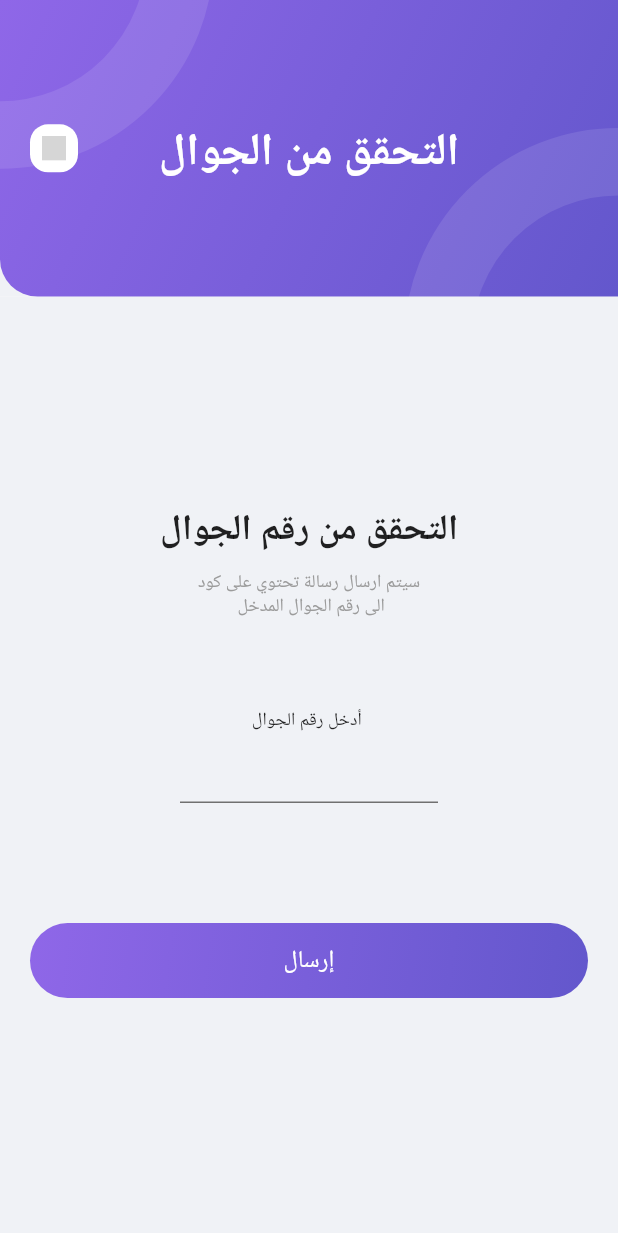
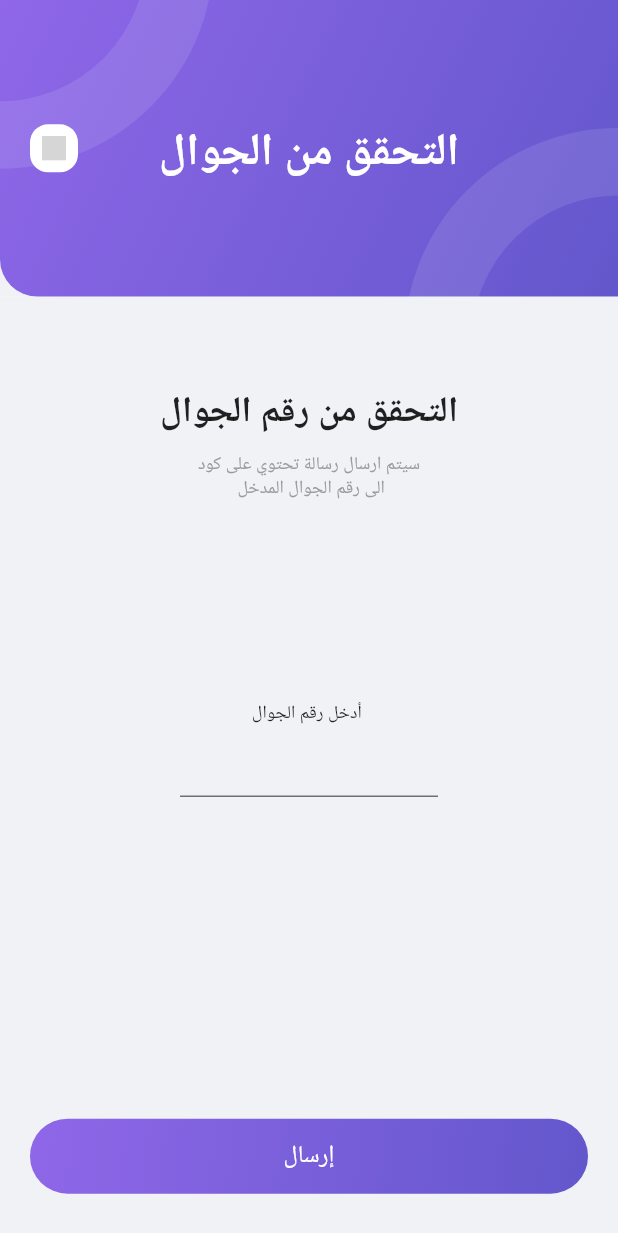
Before and after one commit to mmdissam/Jameia---Flutter, a Flutter app: the screen it shows after launch, after a tap on "سجل الأن", after a tap on "تسجيل", on a phone screen of 412 x 824 dp. Shown: the top 1233 px of the screen. Run offline on Flutter 3.47's test engine with Material 2 defaults, Android fonts, the phone set to English and light mode, and no system bars; our stand-ins replace flutter_svg, google_fonts; Roboto replaces fonts that are missing (Cairo); grey boxes are pictures that could not be loaded.

Commit message:
add enter your mobile number screen

```diff
--- a/lib/login/login.dart
+++ b/lib/login/login.dart
@@ -142,6 +142,36 @@ class _LoginState extends State<Login> {
       ),
     );
   }
+  Widget _rowOfRememberAndForgetPassword(BuildContext context) {
+    return Row(
+      mainAxisAlignment: MainAxisAlignment.spaceBetween,
+      children: <Widget>[
+        Row(
+          children: <Widget>[
+            Checkbox(
+              checkColor: Color(0XFF6155CC),
+              activeColor: Colors.white,
+              value: checkVal,
+              onChanged: (bool value) {
+                setState(() {
+                  checkVal = value;
+                });
+              },
+            ),
+            Text('تذكر كلمة المرور',style: TextStyle(color: Color(0XFF313131)),),
+          ],
+        ),
+        FlatButton(
+          onPressed: () {},
+          child: Text(
+            'نسيت كلمة المرور',
+            style: TextStyle(fontSize: 14, color: Color(0XFF313131)),
+          ),
+        ),
+      ],
+    );
+  }
+
 
   Widget _signInButton(BuildContext context) {
     return Padding(
@@ -172,33 +202,4 @@ class _LoginState extends State<Login> {
     );
   }
 
- Widget _rowOfRememberAndForgetPassword(BuildContext context) {
-    return Row(
-      mainAxisAlignment: MainAxisAlignment.spaceBetween,
-      children: <Widget>[
-        Row(
-          children: <Widget>[
-            Checkbox(
-              checkColor: Color(0XFF6155CC),
-              activeColor: Colors.white,
-              value: checkVal,
-              onChanged: (bool value) {
-                setState(() {
-                  checkVal = value;
-                });
-              },
-            ),
-            Text('تذكر كلمة المرور',style: TextStyle(color: Color(0XFF313131)),),
-          ],
-        ),
-        FlatButton(
-          onPressed: () {},
-          child: Text(
-            'نسيت كلمة المرور',
-            style: TextStyle(fontSize: 14, color: Color(0XFF313131)),
-          ),
-        ),
-      ],
-    );
- }
 }
--- a/lib/shared_ui/app_bar/components/arrow_back.dart
+++ b/lib/shared_ui/app_bar/components/arrow_back.dart
@@ -3,6 +3,9 @@ import 'file:///C:/Users/NiMo-/AndroidStudioProjects/jameia_apps/lib/utilities/c
 import 'package:flutter_svg/flutter_svg.dart';
 
 class ArrowBack extends StatelessWidget {
+  final BuildContext context;
+
+  const ArrowBack({Key key, this.context}) : super(key: key);
   @override
   Widget build(BuildContext context) {
     return Padding(
@@ -18,7 +21,7 @@ class ArrowBack extends StatelessWidget {
           ),
           child: IconButton(
             icon: SvgPicture.asset('assets/icons/arrow_back.svg'),
-            onPressed:  (){},
+            onPressed:(){}
           ),
         ),
       ),
--- a/lib/shared_ui/app_bar/shared_appBar.dart
+++ b/lib/shared_ui/app_bar/shared_appBar.dart
@@ -27,7 +27,7 @@ class SharedAppBar extends StatelessWidget {
               child: ClipRect(child: CustomPaint(painter: CirclePainter())),
             ),
           ),
-          ArrowBack(),
+          ArrowBack(context: context),
           TitleAndSubTitle(title: title,subtitle: subtitle,),
         ],
       ),
--- /dev/null
+++ b/lib/sign_in/enter_your_mobile_number.dart
@@ -0,0 +1,126 @@
+import 'package:flutter/cupertino.dart';
+import 'package:flutter/material.dart';
+import 'package:jameiaapps/shared_ui/app_bar/shared_appBar.dart';
+import 'package:jameiaapps/shared_ui/button/gradient_button.dart';
+import 'package:jameiaapps/sign_in/mobile_verification.dart';
+import 'package:jameiaapps/utilities/constants.dart';
+
+class EnterYourMobileNumber extends StatefulWidget {
+  @override
+  _EnterYourMobileNumberState createState() => _EnterYourMobileNumberState();
+}
+
+class _EnterYourMobileNumberState extends State<EnterYourMobileNumber> {
+  TextEditingController _controller;
+
+  @override
+  void initState() {
+    super.initState();
+    _controller = TextEditingController();
+  }
+
+  @override
+  void dispose() {
+    super.dispose();
+    _controller.dispose();
+  }
+
+  @override
+  Widget build(BuildContext context) {
+    return Scaffold(
+      body: Column(
+        children: <Widget>[
+          SharedAppBar(title: 'التحقق من الجوال', subtitle: ''),
+          Expanded(
+            child: Container(
+              height: double.infinity,
+              color: kBackgroundColor,
+              child: SingleChildScrollView(
+                child: Container(
+                  height: MediaQuery.of(context).size.height * 0.75,
+                  padding:
+                      const EdgeInsets.symmetric(horizontal: kDefaultPadding),
+                  child: Column(
+                    crossAxisAlignment: CrossAxisAlignment.center,
+                    mainAxisAlignment: MainAxisAlignment.spaceBetween,
+                    children: <Widget>[
+                      _columnTextVerificationMobile(context),
+                      _putYourNumber(context),
+                      Column(
+                        children: <Widget>[
+                          Padding(
+                            padding: const EdgeInsets.only(bottom: kDefaultPadding),
+                            child: gradientButton(context, 'إرسال', _onPress),
+                          ),
+                        ],
+                      ),
+                    ],
+                  ),
+                ),
+              ),
+            ),
+          ),
+        ],
+      ),
+    );
+  }
+
+  Widget _columnTextVerificationMobile(BuildContext context) {
+    return Padding(
+      padding: const EdgeInsets.symmetric(vertical: kDefaultPadding * 3),
+      child: Column(
+        children: <Widget>[
+          Text('التحقق من رقم الجوال',
+              style: TextStyle(fontSize: 24, fontWeight: FontWeight.bold)),
+          SizedBox(height: kDefaultPadding / 2),
+          Text(
+            'سيتم ارسال رسالة تحتوي على كود',
+            style: TextStyle(fontSize: 12, color: Color(0XFF9B9B9B)),
+          ),
+          Text(
+            ' الى رقم الجوال المدخل',
+            style: TextStyle(fontSize: 12, color: Color(0XFF9B9B9B)),
+          ),
+        ],
+      ),
+    );
+  }
+
+  Widget _putYourNumber(BuildContext context) {
+    return Transform.translate(
+      offset: Offset(0, -70),
+      child: Column(
+        children: <Widget>[
+          Text(
+            'أدخل رقم الجوال ',
+            style: TextStyle(fontSize: 12),
+          ),
+          Padding(
+            padding:
+                const EdgeInsets.symmetric(horizontal: kDefaultPadding * 5),
+            child: TextField(
+              keyboardType: TextInputType.phone,
+              textAlign: TextAlign.center,
+              style: TextStyle(
+                  color: Color(0XFF313131),
+                  fontWeight: FontWeight.bold,
+                  fontSize: 14),
+              decoration: InputDecoration(
+                enabledBorder: UnderlineInputBorder(
+                    borderSide: BorderSide(color: Color(0XFF707070))),
+              ),
+              controller: _controller,
+              onSubmitted: (value){},
+            ),
+          ),
+        ],
+      ),
+    );
+  }
+  void _onPress(){
+    Navigator.push(
+        context,
+        MaterialPageRoute(
+            builder: (context) => MobileVerification()));
+  }
+}
--- a/lib/sign_in/sign_in.dart
+++ b/lib/sign_in/sign_in.dart
@@ -3,7 +3,7 @@ import 'package:jameiaapps/shared_ui/app_bar/shared_appBar.dart';
 import 'package:jameiaapps/shared_ui/button/gradient_button.dart';
 
 import 'file:///C:/Users/NiMo-/AndroidStudioProjects/jameia_apps/lib/utilities/constants.dart';
-import 'package:jameiaapps/sign_in/mobile_verification.dart';
+import 'package:jameiaapps/sign_in/enter_your_mobile_number.dart';
 
 class SignIn extends StatefulWidget {
   @override
@@ -27,15 +27,12 @@ class _SignInState extends State<SignIn> {
                 child: Column(
                   mainAxisAlignment: MainAxisAlignment.end,
                   children: <Widget>[
-                    Align(
-                      alignment: Alignment.bottomCenter,
-                      child: Padding(
-                        padding: EdgeInsets.only(bottom: kDefaultPadding),
-                        child: gradientButton(
-                          context,
-                          'تسجيل',
-                            _onPress,
-                        ),
+                    Padding(
+                      padding: EdgeInsets.only(bottom: kDefaultPadding),
+                      child: gradientButton(
+                        context,
+                        'تسجيل',
+                          _onPress,
                       ),
                     ),
                   ],
@@ -49,9 +46,9 @@ class _SignInState extends State<SignIn> {
   }
 
   void _onPress(){
-    Navigator.pushReplacement(
+    Navigator.push(
         context,
         MaterialPageRoute(
-            builder: (context) => MobileVerification()));
+            builder: (context) => EnterYourMobileNumber()));
   }
 }
```
Also changed, not shown: lib/sign_in/mobile_verification.dart (+65 -37 lines).
